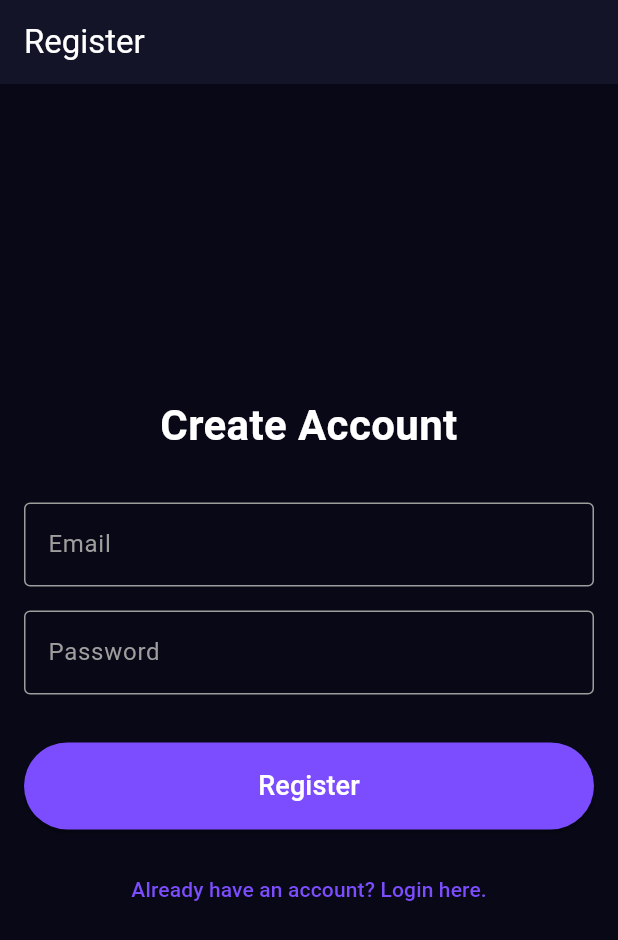
After one commit to Chloe-Celya/Audiobook-Note-Taking-App, a Flutter app: the screen it shows after launch, after a tap on "Login", after a tap on "Don't have an account? Register here.", on a phone screen of 412 x 824 dp. The commit adds this screen. Shown: the top 940 px of the screen. Run offline on Flutter 3.47's test engine with Material 3 defaults, Android fonts, the phone set to English and light mode, and no system bars; our stand-ins replace firebase_auth, firebase_core; accounts and stored records are empty; network calls fail.

Commit message:
account manager finito

```diff
--- a/lib/main.dart
+++ b/lib/main.dart
@@ -1,7 +1,16 @@
 import 'package:flutter/material.dart';
+import 'package:firebase_core/firebase_core.dart';
 import 'screens/library_screen.dart';
+import 'screens/login_screen.dart';
+import 'services/auth_service.dart';
 
-void main() {
+void main() async {
+  WidgetsFlutterBinding.ensureInitialized();
+  try {
+    await Firebase.initializeApp();
+  } catch (e) {
+    debugPrint("Firebase initialization failed: $e");
+  }
   runApp(const AudiobookApp());
 }
 
@@ -11,8 +20,44 @@ class AudiobookApp extends StatelessWidget {
   @override
   Widget build(BuildContext context) {
     return MaterialApp(
+      title: 'Audiobook App',
       debugShowCheckedModeBanner: false,
-      home: const LibraryScreen(),
+      theme: ThemeData.dark().copyWith(
+        scaffoldBackgroundColor: const Color(0xFF080816),
+        colorScheme: const ColorScheme.dark(
+          primary: Colors.deepPurpleAccent,
+          surface: Color(0xFF141428),
+        ),
+      ),
+      home: const AuthWrapper(),
     );
   }
 }
+
+class AuthWrapper extends StatelessWidget {
+  const AuthWrapper({super.key});
+
+  @override
+  Widget build(BuildContext context) {
+    try {
+      return StreamBuilder(
+        stream: AuthService().authStateChanges,
+        builder: (context, snapshot) {
+          if (snapshot.connectionState == ConnectionState.waiting) {
+            return const Scaffold(
+              backgroundColor: Color(0xFF080816),
+              body: Center(child: CircularProgressIndicator(color: Colors.deepPurpleAccent)),
+            );
+          }
+          if (snapshot.hasData && snapshot.data != null) {
+            return const LibraryScreen();
+          }
+          return const LoginScreen();
+        },
+      );
+    } catch (e) {
+      debugPrint("Auth StreamBuilder error: $e");
+      return const LoginScreen();
+    }
+  }
+}
--- /dev/null
+++ b/lib/screens/login_screen.dart
@@ -0,0 +1,133 @@
+import 'package:flutter/material.dart';
+import '../services/auth_service.dart';
+import '../main.dart';
+import 'register_screen.dart';
+
+class LoginScreen extends StatefulWidget {
+  const LoginScreen({super.key});
+
+  @override
+  State<LoginScreen> createState() => _LoginScreenState();
+}
+
+class _LoginScreenState extends State<LoginScreen> {
+  final _emailController = TextEditingController();
+  final _passwordController = TextEditingController();
+  final _authService = AuthService();
+  bool _isLoading = false;
+  String? _errorMessage;
+
+  Future<void> _login() async {
+    setState(() {
+      _isLoading = true;
+      _errorMessage = null;
+    });
+
+    try {
+      await _authService.signInWithEmailPassword(
+        _emailController.text.trim(),
+        _passwordController.text.trim(),
+      );
+      if (mounted) {
+        Navigator.of(context).pushReplacement(
+          MaterialPageRoute(builder: (context) => const AuthWrapper()), // Alternatively directly to LibraryScreen, but AuthWrapper is safer for state
+        );
+      }
+    } catch (e) {
+      setState(() {
+        _errorMessage = e.toString();
+      });
+    } finally {
+      if (mounted) {
+        setState(() {
+          _isLoading = false;
+        });
+      }
+    }
+  }
+
+  @override
+  void dispose() {
+    _emailController.dispose();
+    _passwordController.dispose();
+    super.dispose();
+  }
+
+  @override
+  Widget build(BuildContext context) {
+    return Scaffold(
+      backgroundColor: const Color(0xFF080816),
+      appBar: AppBar(
+        title: const Text("Login", style: TextStyle(color: Colors.white)),
+        backgroundColor: const Color(0xFF141428),
+        iconTheme: const IconThemeData(color: Colors.white),
+      ),
+      body: Padding(
+        padding: const EdgeInsets.all(16.0),
+        child: Column(
+          mainAxisAlignment: MainAxisAlignment.center,
+          crossAxisAlignment: CrossAxisAlignment.stretch,
+          children: [
+            const Text(
+              "Welcome Back",
+              style: TextStyle(color: Colors.white, fontSize: 28, fontWeight: FontWeight.bold),
+              textAlign: TextAlign.center,
+            ),
+            const SizedBox(height: 32),
+            TextField(
+              controller: _emailController,
+              style: const TextStyle(color: Colors.white),
+              decoration: const InputDecoration(
+                labelText: "Email",
+                labelStyle: TextStyle(color: Colors.grey),
+                enabledBorder: OutlineInputBorder(borderSide: BorderSide(color: Colors.grey)),
+                focusedBorder: OutlineInputBorder(borderSide: BorderSide(color: Colors.deepPurpleAccent)),
+              ),
+              keyboardType: TextInputType.emailAddress,
+            ),
+            const SizedBox(height: 16),
+            TextField(
+              controller: _passwordController,
+              style: const TextStyle(color: Colors.white),
+              decoration: const InputDecoration(
+                labelText: "Password",
+                labelStyle: TextStyle(color: Colors.grey),
+                enabledBorder: OutlineInputBorder(borderSide: BorderSide(color: Colors.grey)),
+                focusedBorder: OutlineInputBorder(borderSide: BorderSide(color: Colors.deepPurpleAccent)),
+              ),
+              obscureText: true,
+            ),
+            const SizedBox(height: 16),
+            if (_errorMessage != null)
+              Text(
+                _errorMessage!,
+                style: const TextStyle(color: Colors.red),
+                textAlign: TextAlign.center,
+              ),
+            const SizedBox(height: 16),
+            ElevatedButton(
+              onPressed: _isLoading ? null : _login,
+              style: ElevatedButton.styleFrom(
+                backgroundColor: Colors.deepPurpleAccent,
+                padding: const EdgeInsets.symmetric(vertical: 16),
+              ),
+              child: _isLoading
+                  ? const CircularProgressIndicator(color: Colors.white)
+                  : const Text("Login", style: TextStyle(fontSize: 18, color: Colors.white)),
+            ),
+            const SizedBox(height: 16),
+            TextButton(
+              onPressed: () {
+                Navigator.pushReplacement(
+                  context,
+                  MaterialPageRoute(builder: (_) => const RegisterScreen()),
+                );
+              },
+              child: const Text("Don't have an account? Register here.", style: TextStyle(color: Colors.deepPurpleAccent)),
+            )
+          ],
+        ),
+      ),
+    );
+  }
+}
--- /dev/null
+++ b/lib/screens/register_screen.dart
@@ -0,0 +1,133 @@
+import 'package:flutter/material.dart';
+import '../services/auth_service.dart';
+import '../main.dart';
+import 'login_screen.dart';
+
+class RegisterScreen extends StatefulWidget {
+  const RegisterScreen({super.key});
+
+  @override
+  State<RegisterScreen> createState() => _RegisterScreenState();
+}
+
+class _RegisterScreenState extends State<RegisterScreen> {
+  final _emailController = TextEditingController();
+  final _passwordController = TextEditingController();
+  final _authService = AuthService();
+  bool _isLoading = false;
+  String? _errorMessage;
+
+  Future<void> _register() async {
+    setState(() {
+      _isLoading = true;
+      _errorMessage = null;
+    });
+
+    try {
+      await _authService.registerWithEmailPassword(
+        _emailController.text.trim(),
+        _passwordController.text.trim(),
+      );
+      if (mounted) {
+        Navigator.of(context).pushReplacement(
+          MaterialPageRoute(builder: (context) => const AuthWrapper()),
+        );
+      }
+    } catch (e) {
+      setState(() {
+        _errorMessage = e.toString();
+      });
+    } finally {
+      if (mounted) {
+        setState(() {
+          _isLoading = false;
+        });
+      }
+    }
+  }
+
+  @override
+  void dispose() {
+    _emailController.dispose();
+    _passwordController.dispose();
+    super.dispose();
+  }
+
+  @override
+  Widget build(BuildContext context) {
+    return Scaffold(
+      backgroundColor: const Color(0xFF080816),
+      appBar: AppBar(
+        title: const Text("Register", style: TextStyle(color: Colors.white)),
+        backgroundColor: const Color(0xFF141428),
+        iconTheme: const IconThemeData(color: Colors.white),
+      ),
+      body: Padding(
+        padding: const EdgeInsets.all(16.0),
+        child: Column(
+          mainAxisAlignment: MainAxisAlignment.center,
+          crossAxisAlignment: CrossAxisAlignment.stretch,
+          children: [
+            const Text(
+              "Create Account",
+              style: TextStyle(color: Colors.white, fontSize: 28, fontWeight: FontWeight.bold),
+              textAlign: TextAlign.center,
+            ),
+            const SizedBox(height: 32),
+            TextField(
+              controller: _emailController,
+              style: const TextStyle(color: Colors.white),
+              decoration: const InputDecoration(
+                labelText: "Email",
+                labelStyle: TextStyle(color: Colors.grey),
+                enabledBorder: OutlineInputBorder(borderSide: BorderSide(color: Colors.grey)),
+                focusedBorder: OutlineInputBorder(borderSide: BorderSide(color: Colors.deepPurpleAccent)),
+              ),
+              keyboardType: TextInputType.emailAddress,
+            ),
+            const SizedBox(height: 16),
+            TextField(
+              controller: _passwordController,
+              style: const TextStyle(color: Colors.white),
+              decoration: const InputDecoration(
+                labelText: "Password",
+                labelStyle: TextStyle(color: Colors.grey),
+                enabledBorder: OutlineInputBorder(borderSide: BorderSide(color: Colors.grey)),
+                focusedBorder: OutlineInputBorder(borderSide: BorderSide(color: Colors.deepPurpleAccent)),
+              ),
+              obscureText: true,
+            ),
+            const SizedBox(height: 16),
+            if (_errorMessage != null)
+              Text(
+                _errorMessage!,
+                style: const TextStyle(color: Colors.red),
+                textAlign: TextAlign.center,
+              ),
+            const SizedBox(height: 16),
+            ElevatedButton(
+              onPressed: _isLoading ? null : _register,
+              style: ElevatedButton.styleFrom(
+                backgroundColor: Colors.deepPurpleAccent,
+                padding: const EdgeInsets.symmetric(vertical: 16),
+              ),
+              child: _isLoading
+                  ? const CircularProgressIndicator(color: Colors.white)
+                  : const Text("Register", style: TextStyle(fontSize: 18, color: Colors.white)),
+            ),
+            const SizedBox(height: 16),
+            TextButton(
+              onPressed: () {
+                Navigator.pushReplacement(
+                  context,
+                  MaterialPageRoute(builder: (_) => const LoginScreen()),
+                );
+              },
+              child: const Text("Already have an account? Login here.", style: TextStyle(color: Colors.deepPurpleAccent)),
+            )
+          ],
+        ),
+      ),
+    );
+  }
+}
--- /dev/null
+++ b/lib/services/auth_service.dart
@@ -0,0 +1,57 @@
+import 'package:firebase_auth/firebase_auth.dart';
+
+class AuthService {
+  final FirebaseAuth _auth = FirebaseAuth.instance;
+
+  User? get currentUser => _auth.currentUser;
+
+  Stream<User?> get authStateChanges => _auth.authStateChanges();
+
+  Future<UserCredential?> signInWithEmailPassword(String email, String password) async {
+    try {
+      return await _auth.signInWithEmailAndPassword(email: email, password: password);
+    } catch (e) {
+      rethrow;
+    }
+  }
+
+  Future<UserCredential?> registerWithEmailPassword(String email, String password) async {
+    try {
+      return await _auth.createUserWithEmailAndPassword(email: email, password: password);
+    } catch (e) {
+      rethrow;
+    }
+  }
+
+  Future<void> updateProfile({String? displayName}) async {
+    try {
+      await currentUser?.updateDisplayName(displayName);
+    } catch (e) {
+      rethrow;
+    }
+  }
+
+  Future<void> updatePassword(String newPassword) async {
+    try {
+      await currentUser?.updatePassword(newPassword);
+    } catch (e) {
+      rethrow;
+    }
+  }
+
+  Future<void> deleteAccount() async {
+    try {
+      await currentUser?.delete();
+    } catch (e) {
+      rethrow;
+    }
+  }
+
+  Future<void> signOut() async {
+    try {
+      await _auth.signOut();
+    } catch (e) {
+      rethrow;
+    }
+  }
+}
--- a/pubspec.yaml
+++ b/pubspec.yaml
@@ -7,6 +7,8 @@ environment:
   sdk: ^3.11.1
 
 dependencies:
+  firebase_auth: ^6.5.2
+  firebase_core: ^4.10.0
   flutter:
     sdk: flutter
 
```
Also changed, not shown: lib/screens/account_screen.dart (added, +157 -0 lines), lib/screens/settings_screen.dart (+39 -11 lines), firebase.json (added), lib/firebase_options.dart (added), pubspec.lock, 6 other files.
